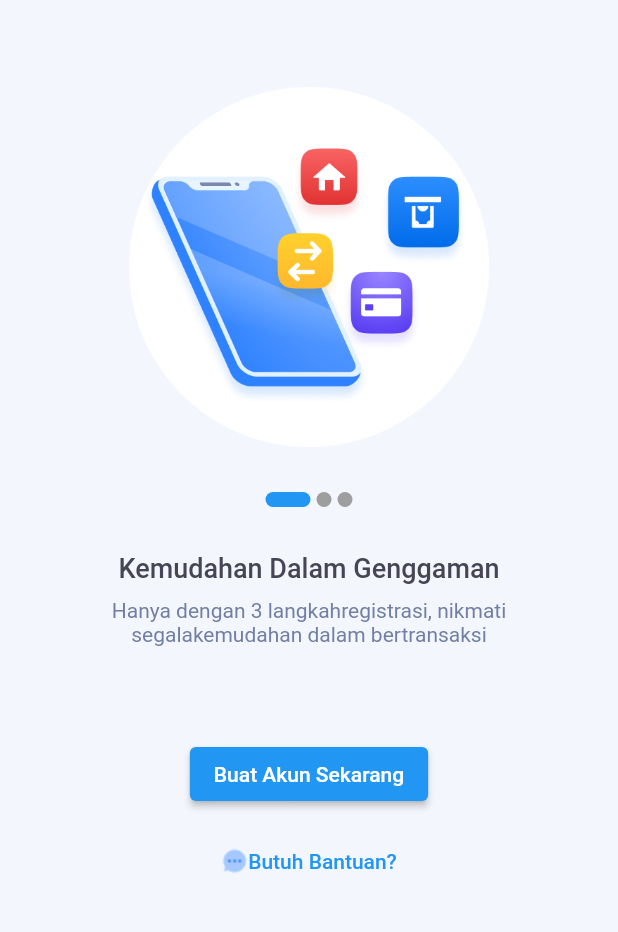
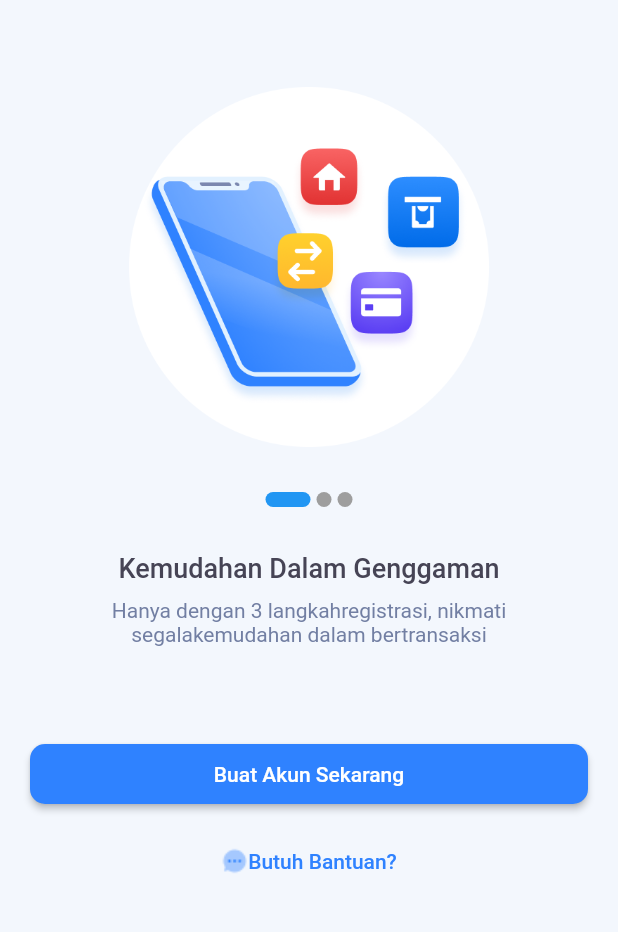
Before and after one commit to wandx/sephora, a Flutter app: the OnBoardingScreen screen opened directly, on a phone screen of 412 x 824 dp, the part 75-1007 px from its top. Run offline on Flutter 3.47's test engine with Material 2 defaults, Android fonts, the phone set to English and light mode, and no system bars; our stand-ins replace dotted_border.

Commit message:
add themes

```diff
--- /dev/null
+++ b/lib/app_theme.dart
@@ -0,0 +1,92 @@
+import 'package:flutter/material.dart';
+
+class AppTheme {
+  /// Colors
+  static const primary = Color(0xFF2F82FF);
+  static const background = Color(0xFFF3F7FD);
+  static const inputBorderColor = Color(0xFF98C1FF);
+  static const inputBorderErrorColor = Colors.red;
+
+  /// Button
+  static const buttonRadius = 10.0;
+
+  /// Screen
+  static const mainPadding = 20.0;
+
+  static final elevatedButtonTheme = ElevatedButtonThemeData(
+    style: ElevatedButton.styleFrom(
+      fixedSize: Size(100, 40),
+      shape: RoundedRectangleBorder(
+        borderRadius: BorderRadius.circular(buttonRadius),
+      ),
+    ),
+  );
+
+  /// Input
+  static const inputRadius = 10.0;
+  static final inputStyle = InputDecorationTheme(
+    border: OutlineInputBorder(
+      borderSide: BorderSide(color: inputBorderColor),
+      borderRadius: BorderRadius.circular(inputRadius),
+    ),
+    focusedBorder: OutlineInputBorder(
+      borderSide: BorderSide(color: inputBorderColor),
+      borderRadius: BorderRadius.circular(inputRadius),
+    ),
+    enabledBorder: OutlineInputBorder(
+      borderSide: BorderSide(color: inputBorderColor),
+      borderRadius: BorderRadius.circular(inputRadius),
+    ),
+    disabledBorder: OutlineInputBorder(
+      borderSide: BorderSide(color: inputBorderColor),
+      borderRadius: BorderRadius.circular(inputRadius),
+    ),
+    errorBorder: OutlineInputBorder(
+      borderSide: BorderSide(color: inputBorderErrorColor),
+      borderRadius: BorderRadius.circular(inputRadius),
+    ),
+    filled: true,
+    fillColor: Colors.white,
+  );
+
+  /// Themes
+  static final lightTheme = ThemeData(
+    elevatedButtonTheme: elevatedButtonTheme,
+    inputDecorationTheme: inputStyle,
+    primaryColor: primary,
+    scaffoldBackgroundColor: background,
+    colorScheme: ColorScheme(
+      brightness: Brightness.light,
+      primary: primary,
+      onPrimary: Colors.white,
+      secondary: primary,
+      onSecondary: Colors.white,
+      error: Colors.red,
+      onError: Colors.white,
+      background: background,
+      onBackground: Colors.black,
+      surface: Colors.white,
+      onSurface: Colors.black,
+    ),
+  );
+
+  static final darkTheme = ThemeData(
+    elevatedButtonTheme: elevatedButtonTheme,
+    inputDecorationTheme: inputStyle,
+    primaryColor: primary,
+    scaffoldBackgroundColor: Colors.black,
+    colorScheme: ColorScheme(
+      brightness: Brightness.dark,
+      primary: primary,
+      onPrimary: Colors.white,
+      secondary: primary,
+      onSecondary: Colors.white,
+      error: Colors.red,
+      onError: Colors.white,
+      background: Colors.black,
+      onBackground: Colors.white,
+      surface: Colors.grey,
+      onSurface: Colors.black,
+    ),
+  );
+}
--- a/lib/on_boarding/screens/on_boarding_screen.dart
+++ b/lib/on_boarding/screens/on_boarding_screen.dart
@@ -1,4 +1,5 @@
 import 'package:flutter/material.dart';
+import 'package:sephore/app_theme.dart';
 import 'package:sephore/on_boarding/widgets/language_switcher.dart';
 import 'package:sephore/on_boarding/widgets/on_boarding_carousel.dart';
 import 'package:sephore/on_boarding/widgets/on_boarding_indicator.dart';
@@ -15,9 +16,8 @@ class _OnBoardingScreenState extends State<OnBoardingScreen> {
   @override
   Widget build(BuildContext context) {
     return Scaffold(
-      backgroundColor: Color(0xFFF3F7FD),
       body: Padding(
-        padding: const EdgeInsets.all(20.0),
+        padding: const EdgeInsets.all(AppTheme.mainPadding),
         child: Column(
           children: [
             Row(
@@ -87,6 +87,7 @@ class _OnBoardingScreenState extends State<OnBoardingScreen> {
               ),
             ),
           ],
+          crossAxisAlignment: CrossAxisAlignment.stretch,
         ),
       ),
     );
```
Also changed, not shown: lib/dummy_screen.dart (added, +39 -0 lines), lib/main.dart (+6 -13 lines), lib/register/screens/otp_screen.dart (+6 -3 lines).
